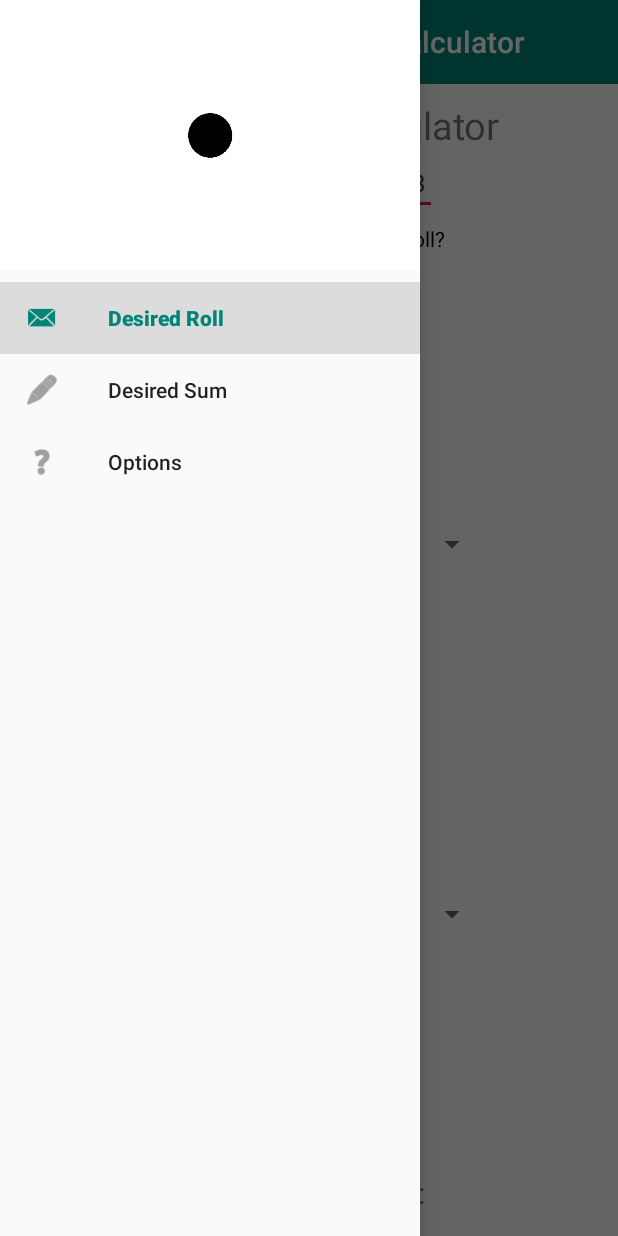
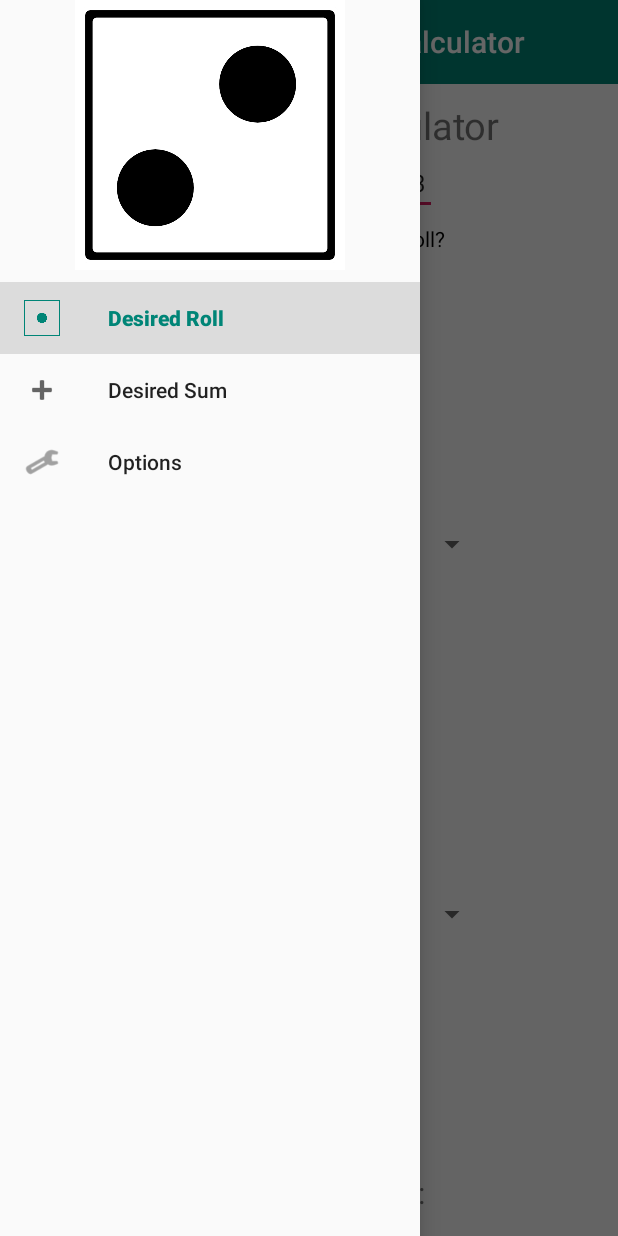
Before and after one commit to tnabdall/DiceCalcProb-Android, an Android app: the screen it shows after launch (MainActivity), with the side drawer open, on a phone screen of 412 x 824 dp. Run offline under Robolectric (Android 15) with nearby library versions, the phone set to English and light mode, and no system bars.

Commit message:
Updated icons.

```diff
--- a/app/src/main/res/layout/nav_header.xml
+++ b/app/src/main/res/layout/nav_header.xml
@@ -7,7 +7,7 @@
     <ImageView
         android:layout_width="wrap_content"
         android:layout_height="wrap_content"
-        android:scaleType="centerCrop"
-        android:src="@drawable/die1" />
+        android:scaleType="fitCenter"
+        android:src="@drawable/die_header" />
 
 </FrameLayout>
--- a/app/src/main/res/menu/menu_nav.xml
+++ b/app/src/main/res/menu/menu_nav.xml
@@ -5,17 +5,17 @@
         <item
             android:id="@+id/nav_choice"
             android:checked="true"
-            android:icon="@android:drawable/sym_action_email"
+            android:icon="@drawable/die_icon"
             android:title="@string/nav_choice" />
 
         <item
             android:id="@+id/nav_sum"
-            android:icon="@android:drawable/ic_menu_edit"
+            android:icon="@android:drawable/ic_input_add"
             android:title="@string/nav_sum" />
 
         <item
             android:id="@+id/nav_options"
-            android:icon="@android:drawable/ic_menu_help"
+            android:icon="@android:drawable/ic_menu_manage"
             android:title="@string/nav_options" />
 
     </group>
```
Also changed, not shown: app/src/main/res/drawable/die_header.png (added), app/src/main/res/drawable/die_icon.png (added).
